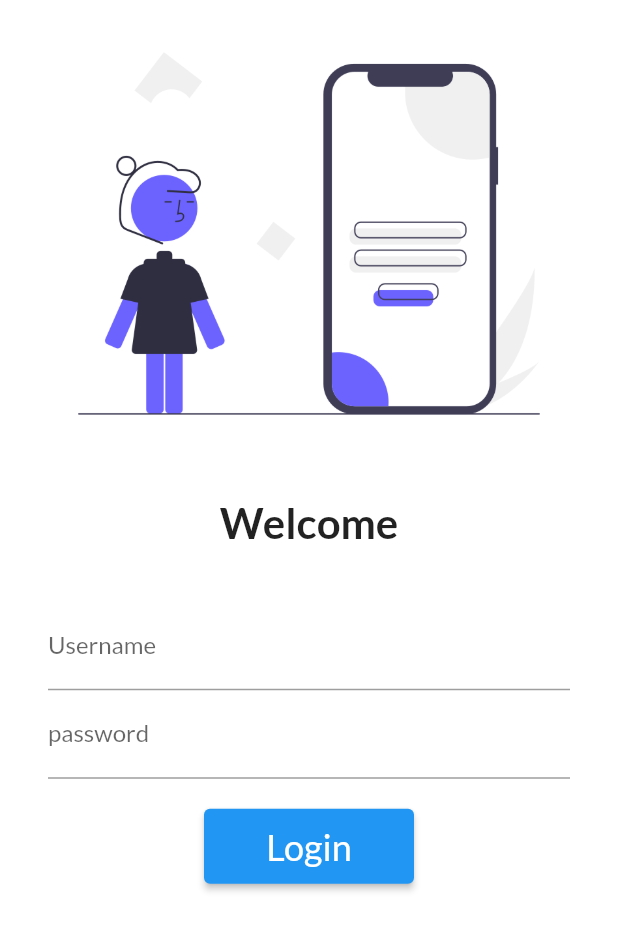
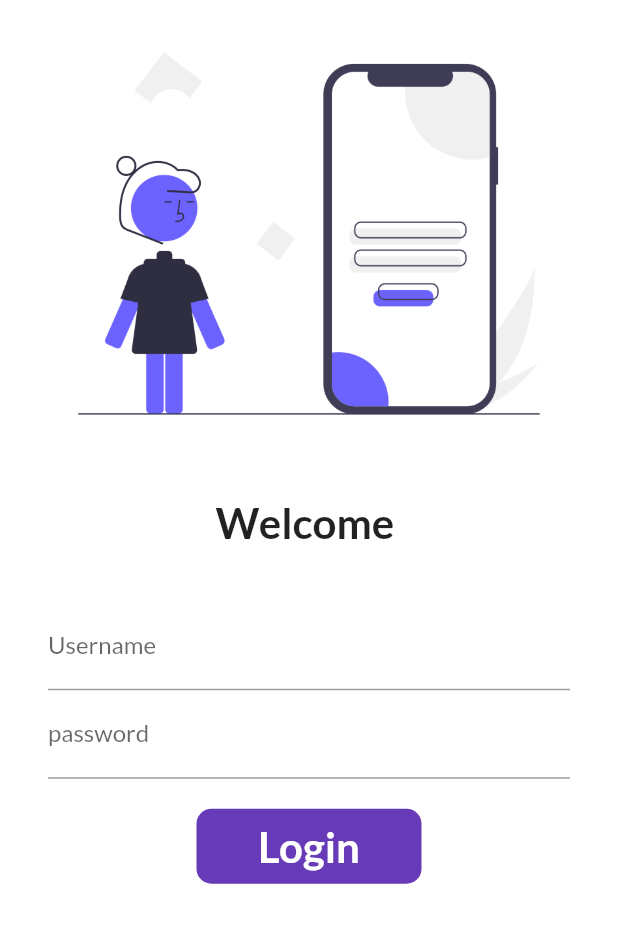
Before and after one commit to sohaibaktar/FlutterBasics, a Flutter app: the screen it shows after launch, on a phone screen of 412 x 824 dp. Shown: the top 931 px of the screen. Run offline on Flutter 3.47's test engine with Material 2 defaults, Android fonts, the phone set to English and light mode, and no system bars; our stand-ins replace google_fonts.

Commit message:
day 6 completed

```diff
--- a/lib/pages/login_page.dart
+++ b/lib/pages/login_page.dart
@@ -1,9 +1,18 @@
 import 'package:flutter/material.dart';
 import 'package:fullcontent/utils/routes.dart';
 
-class LoginPage extends StatelessWidget {
+class LoginPage extends StatefulWidget {
+  @override
+  State<LoginPage> createState() => _LoginPageState();
+}
+
+class _LoginPageState extends State<LoginPage> {
+
+  String name = "";
+  bool changeButton = false;
   @override
   Widget build(BuildContext context) {
+
     return Material(
         color: Colors.white,
         child: SingleChildScrollView(
@@ -17,9 +26,9 @@
               const SizedBox(
                 height: 20.0,
               ),
-              const Text(
-                "Welcome",
-                style: TextStyle(
+               Text(
+                "Welcome $name",
+                style: const TextStyle(
                   fontSize: 28,
                   fontWeight: FontWeight.bold,
                 ),
@@ -38,6 +47,10 @@
                         hintText: "Enter username",
                         labelText: "Username",
                       ),
+                      onChanged: (value) {
+                        name = value;
+                        setState(() {});
+                      },
                     ),
                     TextFormField(
                       // ignore: prefer_const_constructors
@@ -50,16 +63,46 @@
                     const SizedBox(
                       height: 20.0,
                     ),
-                    ElevatedButton(
-                        onPressed: () {
-                          Navigator.pushNamed(context, MyRoutes.homeRoute);
-                        },
-                        style: TextButton.styleFrom(minimumSize: Size(140, 50)),
-                        child:  const Text("Login",
-                        style: TextStyle(
-                          fontSize: 24,
-                        )
-                        ))
+                    InkWell(
+                      onTap: () async {
+                        setState(() {
+                          changeButton =true;
+                        });
+                        await Future.delayed(Duration(seconds: 1));
+                        Navigator.pushNamed(context, MyRoutes.homeRoute);
+                      },
+                      child: AnimatedContainer(
+                        width: changeButton? 100 : 150,
+                        height: 50,
+                        alignment: Alignment.center,
+                        decoration: BoxDecoration(
+                          color: Colors.deepPurple,
+                          borderRadius: BorderRadius.circular(10)
+                        ),
+
+
+                          duration: Duration(seconds: 1),
+                          child: changeButton ? Icon(Icons.done,color: Colors.white,) : Text(
+                            "Login",
+                            style:TextStyle(
+                              color: Colors.white,
+                              fontSize: 28,
+                              fontWeight: FontWeight.bold
+                              ),
+                              ),
+                        ),
+                    ),
+
+                    // ElevatedButton(
+                    //     onPressed: () {
+                    //       Navigator.pushNamed(context, MyRoutes.homeRoute);
+                    //     },
+                    //     style: TextButton.styleFrom(minimumSize: Size(140, 50)),
+                    //     child:  const Text("Login",
+                    //     style: TextStyle(
+                    //       fontSize: 24,
+                    //     )
+                    //     ))
                   ],
                 ),
               )
```
